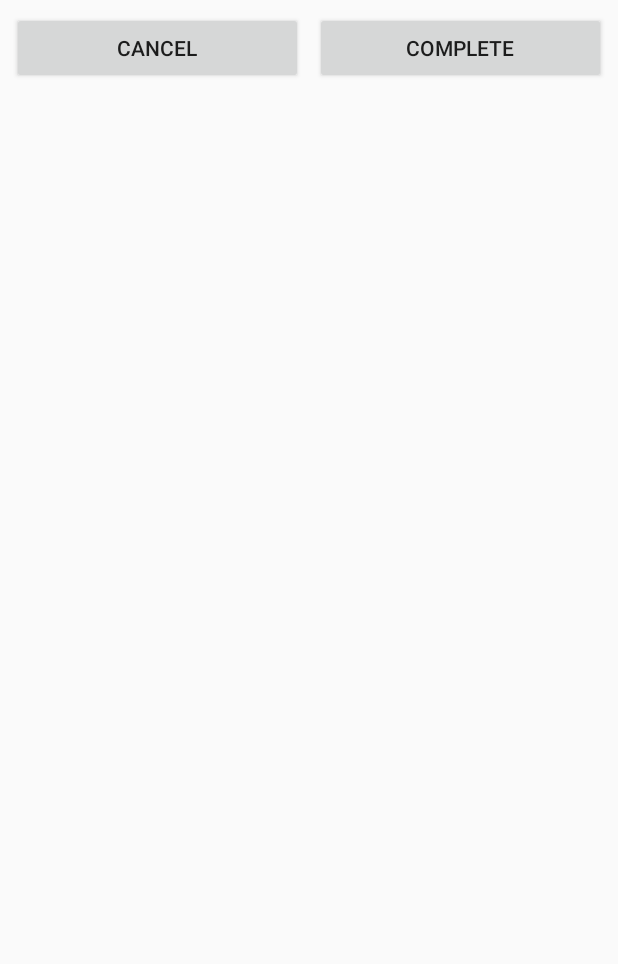
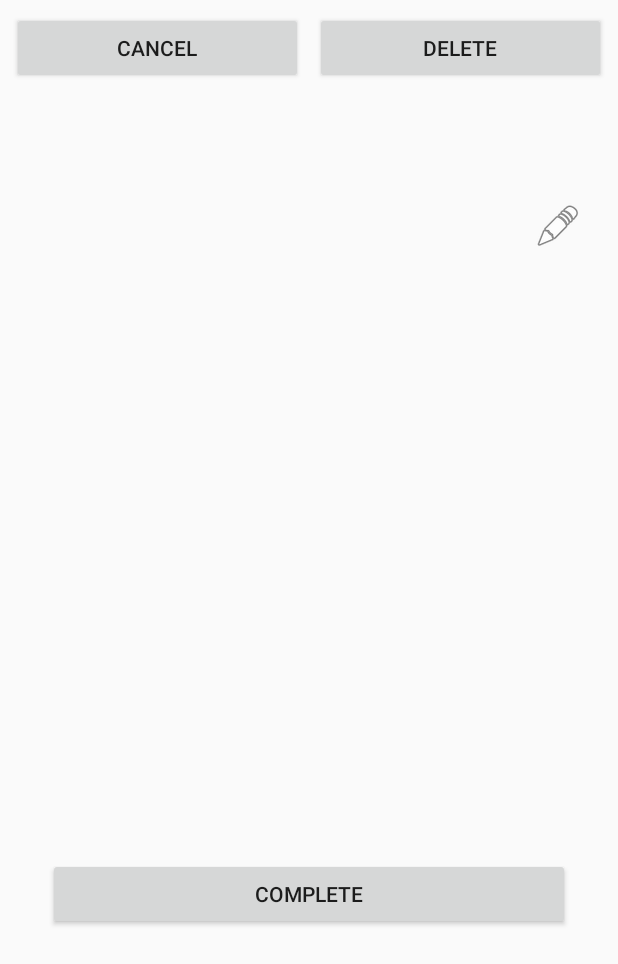
Before and after one commit to aguguchev/RoommateApp, an Android app: the ShowChoreActivity screen opened directly, with no data from a screen before it, on a phone screen of 412 x 824 dp. Shown: the top 964 px of the screen. Run offline under Robolectric (Android 15) with nearby library versions, the phone set to English and light mode, and no system bars.

```diff
--- a/app/src/main/java/com/android/roommate/roommateapp/chores/ShowChoreActivity.java
+++ b/app/src/main/java/com/android/roommate/roommateapp/chores/ShowChoreActivity.java
@@ -4,7 +4,6 @@ import android.app.Activity;
 import android.content.Intent;
 import android.os.Bundle;
 import android.view.View;
-import android.widget.Button;
 import android.widget.TextView;
 
 import com.android.roommate.roommateapp.R;
@@ -15,16 +14,27 @@ import com.android.roommate.roommateapp.R;
 
 public class ShowChoreActivity extends Activity {
 
+    public static final String IS_COMPLETED= "ic";
+    public static final String FIELD_DESC = "fDesc";
+    public static final String FIELD_FREQ = "fFreq";
+    public static final int COMPLETE = 0;
+    public static final int DELETE = 1;
+    public static final int EDIT = 2;
+
+    private final int EDIT_CHORE_REQUEST_CODE = 8;
+    private String description;
+    private String frequency;
+
     @Override
     protected void onCreate(Bundle savedInstanceState){
         super.onCreate(savedInstanceState);
         setContentView(R.layout.activity_show_chore);
 
         //wire up buttons
-        findViewById(R.id.complete_button).setOnClickListener(new View.OnClickListener(){
+        findViewById(R.id.delete_button).setOnClickListener(new View.OnClickListener(){
             @Override
             public void onClick(View view){
-                completeChore();
+                deleteChore();
             }
         });
         findViewById(R.id.cancel_button).setOnClickListener(new View.OnClickListener(){
@@ -33,12 +43,24 @@ public class ShowChoreActivity extends Activity {
                 cancelChore();
             }
         });
+        findViewById(R.id.complete_button).setOnClickListener(new View.OnClickListener() {
+            @Override
+            public void onClick(View view) {
+                completeChore();
+            }
+        });
+        findViewById(R.id.edit_button).setOnClickListener(new View.OnClickListener() {
+            @Override
+            public void onClick(View view) {
+                editChore();
+            }
+        });
 
         //set textviews
-        ((TextView)findViewById(R.id.desc_textview)).setText(getIntent()
-                .getStringExtra("description"));
-        ((TextView)findViewById(R.id.freq_text_view)).setText(getIntent().
-                getStringExtra("frequency"));
+        description = getIntent().getStringExtra(FIELD_DESC);
+        frequency = getIntent().getStringExtra(FIELD_FREQ);
+        ((TextView)findViewById(R.id.desc_textview)).setText(description);
+        ((TextView)findViewById(R.id.freq_text_view)).setText(frequency);
     }
 
     private void cancelChore(){
@@ -49,7 +71,38 @@ public class ShowChoreActivity extends Activity {
 
     private void completeChore(){
         Intent completeIntent = new Intent();
+        completeIntent.putExtra(IS_COMPLETED, 0);
         setResult(RESULT_OK, completeIntent);
         finish();
     }
+
+    private void deleteChore(){
+        Intent deleteIntent = new Intent();
+        deleteIntent.putExtra(IS_COMPLETED,1);
+        setResult(RESULT_OK, deleteIntent);
+        finish();
+    }
+
+    private void editChore(){
+        Intent i = new Intent(this, NewChoreActivity.class);
+        i.putExtra(NewChoreActivity.IS_EDIT, true);
+        i.putExtra(NewChoreActivity.DESC, description);
+        i.putExtra(NewChoreActivity.FREQ, frequency);
+        startActivityForResult(i, EDIT_CHORE_REQUEST_CODE);
+    }
+
+    @Override
+    public void onActivityResult(int requestCode, int resultCode, Intent data){
+        if(requestCode == EDIT_CHORE_REQUEST_CODE && resultCode == RESULT_OK){
+            Intent returnWithEdits = new Intent();
+            returnWithEdits.putExtra(IS_COMPLETED, EDIT);
+            returnWithEdits.putExtra(FIELD_DESC, data.getStringExtra(NewChoreActivity.DESC));
+            returnWithEdits.putExtra(FIELD_FREQ, data.getStringExtra(NewChoreActivity.FREQ));
+            setResult(RESULT_OK, returnWithEdits);
+        }
+        else{
+            setResult(RESULT_CANCELED);
+        }
+        finish();
+    }
 }
--- a/app/src/main/res/layout/activity_show_chore.xml
+++ b/app/src/main/res/layout/activity_show_chore.xml
@@ -6,13 +6,13 @@
     android:orientation="vertical">
 
     <Button
-        android:id="@+id/complete_button"
+        android:id="@+id/delete_button"
         android:layout_width="0dp"
         android:layout_height="wrap_content"
         android:layout_marginEnd="8dp"
         android:layout_marginRight="8dp"
         android:layout_marginTop="8dp"
-        android:text="@string/complete"
+        android:text="@string/delete"
         app:layout_constraintEnd_toEndOf="parent"
         app:layout_constraintStart_toEndOf="@+id/cancel_button"
         app:layout_constraintTop_toTopOf="parent" />
@@ -25,7 +25,7 @@
         android:layout_marginEnd="8dp"
         android:layout_marginTop="8dp"
         android:text="@android:string/cancel"
-        app:layout_constraintEnd_toStartOf="@+id/complete_button"
+        app:layout_constraintEnd_toStartOf="@+id/delete_button"
         app:layout_constraintStart_toStartOf="parent"
         app:layout_constraintTop_toTopOf="parent" />
 
@@ -52,4 +52,34 @@
         android:textSize="16sp"
         app:layout_constraintStart_toStartOf="parent"
         app:layout_constraintTop_toBottomOf="@+id/desc_textview" />
+
+    <Button
+        android:id="@+id/complete_button"
+        android:layout_width="0dp"
+        android:layout_height="wrap_content"
+        android:layout_marginBottom="8dp"
+        android:layout_marginEnd="32dp"
+        android:layout_marginLeft="32dp"
+        android:layout_marginRight="32dp"
+        android:layout_marginStart="32dp"
+        android:layout_marginTop="8dp"
+        android:text="@string/complete"
+        app:layout_constraintBottom_toBottomOf="parent"
+        app:layout_constraintEnd_toEndOf="parent"
+        app:layout_constraintStart_toStartOf="parent"
+        app:layout_constraintTop_toBottomOf="@+id/freq_text_view"
+        app:layout_constraintVertical_bias="0.69" />
+
+    <ImageButton
+        android:id="@+id/edit_button"
+        style="@style/Widget.AppCompat.ImageButton"
+        android:layout_width="wrap_content"
+        android:layout_height="wrap_content"
+        android:layout_marginEnd="24dp"
+        android:layout_marginRight="24dp"
+        android:layout_marginTop="8dp"
+        android:background="@android:drawable/ic_menu_edit"
+        app:layout_constraintEnd_toEndOf="parent"
+        app:layout_constraintTop_toBottomOf="@+id/freq_text_view"
+        app:srcCompat="@android:drawable/ic_menu_edit" />
 </android.support.constraint.ConstraintLayout>
--- a/app/src/main/res/values/strings.xml
+++ b/app/src/main/res/values/strings.xml
@@ -13,6 +13,7 @@
     <string name="chores_desc_data_id">desc_data</string>
     <string name="chores_freq_data_id">freq_data</string>
     <string name="complete">Complete</string>
+    <string name="delete">Delete</string>
     <string-array name="chores_frequencies">
         <item>Daily</item>
         <item>Weekly</item>
```
Also changed, not shown: app/src/main/java/com/android/roommate/roommateapp/chores/Chore.java (+32 -25 lines), app/src/main/java/com/android/roommate/roommateapp/chores/ChoresDatabase.java (added, +153 -0 lines), app/src/main/java/com/android/roommate/roommateapp/chores/ChoresExpandableListAdapter.java (+55 -9 lines), app/src/main/java/com/android/roommate/roommateapp/chores/MainChoresFrag.java (+26 -13 lines), app/src/main/java/com/android/roommate/roommateapp/chores/NewChoreActivity.java (+27 -8 lines).
